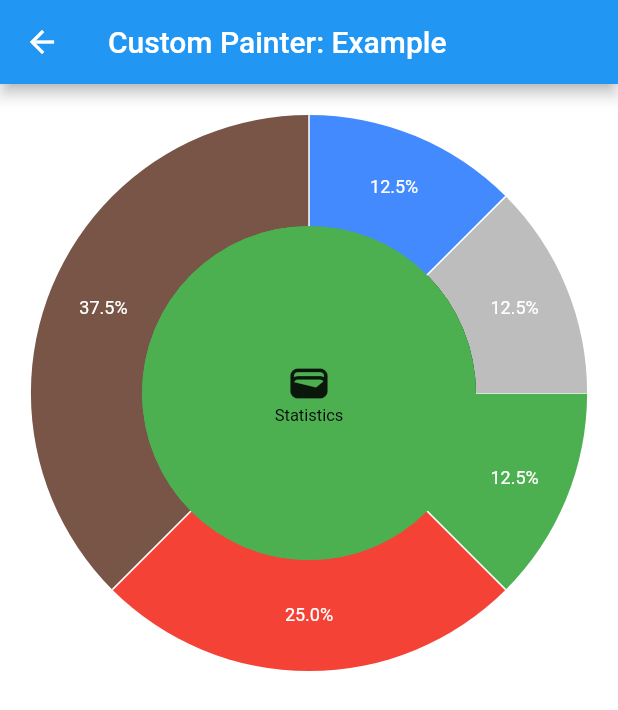
After one commit to Abdusamad98/custom_paint_course, a Flutter app: the Example10 screen opened by its route, on a phone screen of 412 x 824 dp. The commit adds this screen. Shown: the top 710 px of the screen. Run offline on Flutter 3.47's test engine with Material 2 defaults, Android fonts, the phone set to English and light mode, and no system bars.

Commit message:
add: some files added

```diff
--- a/lib/constatnts/constants.dart
+++ b/lib/constatnts/constants.dart
@@ -7,4 +7,8 @@ const String example4Route = '/example_4';
 const String example5Route = '/example_5';
 const String example6Route = '/example_6';
 const String example7Route = '/example_7';
+const String example8Route = '/example_8';
+const String example9Route = '/example_9';
+const String example10Route = '/example_10';
+const String heroAnimationScreen = '/hero_screen';
 const String testScreen = '/test_screen';
--- /dev/null
+++ b/lib/screens/example10/example_10.dart
@@ -0,0 +1,66 @@
+
+
+import 'package:custom_paint_course/widgets/donut_chart_item.dart';
+import 'package:flutter/material.dart';
+
+class Example10 extends StatefulWidget {
+  const Example10({Key? key}) : super(key: key);
+
+  @override
+  State<Example10> createState() => _Example10State();
+}
+
+class _Example10State extends State<Example10> with SingleTickerProviderStateMixin {
+  static const pal = [
+    Colors.green,
+    Colors.red,
+    Colors.brown,
+    Colors.blueAccent,
+    Colors.black26
+  ];
+  List<DataItem> dataset = [
+    DataItem(value: 0.125, color: pal[0], label: "12.5%"),
+    DataItem(value: 0.25, color: pal[1], label: "25.0%"),
+    DataItem(value: 0.375, color: pal[2], label: "37.5%"),
+    DataItem(value: 0.125, color: pal[3], label: "12.5%"),
+    DataItem(value: 0.125, color: pal[4], label: "12.5%"),
+  ];
+  @override
+  Widget build(BuildContext context) {
+    return Scaffold(
+      backgroundColor: Colors.white,
+      appBar: AppBar(
+        title: const Text("Custom Painter: Example"),
+      ),
+      body:  Stack(
+        children: [
+          DonutChartWidget(dataset: dataset),
+          Positioned(
+            top: MediaQuery.of(context).size.width / 2 - 50,
+            left: MediaQuery.of(context).size.width / 2 - 50,
+            child: SizedBox(
+              height: 100,
+              width: 100,
+              child: Column(
+                mainAxisAlignment: MainAxisAlignment.center,
+                children: const [
+                   Icon(
+                    Icons.wallet,
+                    size: 30,
+                  ),
+                  Text(
+                    "Statistics",
+                    style: TextStyle(
+                      fontSize: 11,
+                      color: Colors.black,
+                    ),
+                  )
+                ],
+              ),
+            ),
+          ),
+        ],
+      ),
+    );
+  }
+}
--- a/lib/screens/hero_animation.dart
+++ b/lib/screens/hero_animation.dart
@@ -13,7 +13,7 @@ class HeroAnimation extends StatelessWidget {
       ),
       body: Center(
         child: PhotoHero(
-          photo: 'images/chair_alpha.png',
+          photo: 'assets/images/chair_alpha.png',
           width: 300.0,
           onTap: () {
             Navigator.of(context).push(
@@ -29,7 +29,7 @@ class HeroAnimation extends StatelessWidget {
                       padding: const EdgeInsets.all(16.0),
                       alignment: Alignment.topLeft,
                       child: PhotoHero(
-                        photo: 'images/chair_alpha.png',
+                        photo: 'assets/images/chair_alpha.png',
                         width: 100.0,
                         onTap: () {
                           Navigator.of(context).pop();
--- a/lib/screens/router.dart
+++ b/lib/screens/router.dart
@@ -2,12 +2,16 @@ import 'package:custom_paint_course/constatnts/constants.dart';
 import 'package:custom_paint_course/screens/TestScreen.dart';
 import 'package:custom_paint_course/screens/example0/example_0.dart';
 import 'package:custom_paint_course/screens/example1/example_1.dart';
+import 'package:custom_paint_course/screens/example10/example_10.dart';
 import 'package:custom_paint_course/screens/example2/example_2.dart';
 import 'package:custom_paint_course/screens/example3/example_3.dart';
 import 'package:custom_paint_course/screens/example4/example_4.dart';
 import 'package:custom_paint_course/screens/example5/example_5.dart';
 import 'package:custom_paint_course/screens/example6/example_6.dart';
 import 'package:custom_paint_course/screens/example7/example_7.dart';
+import 'package:custom_paint_course/screens/example8/example_8.dart';
+import 'package:custom_paint_course/screens/example9/example_9.dart';
+import 'package:custom_paint_course/screens/hero_animation.dart';
 import 'package:custom_paint_course/screens/home_screen.dart';
 import 'package:flutter/material.dart';
 
@@ -32,9 +36,16 @@ class MyRouter {
         return MaterialPageRoute(builder: (_) => Example6());
       case example7Route:
         return MaterialPageRoute(builder: (_) => Example7());
+      case example8Route:
+        return MaterialPageRoute(builder: (_) => Example8());
+      case example9Route:
+        return MaterialPageRoute(builder: (_) => Example9());
+      case example10Route:
+        return MaterialPageRoute(builder: (_) => Example10());
       case testScreen:
         return MaterialPageRoute(builder: (_) => TestScreen());
-
+      case heroAnimationScreen:
+        return MaterialPageRoute(builder: (_) => HeroAnimation());
 
       default:
         return MaterialPageRoute(
--- /dev/null
+++ b/lib/widgets/donut_chart_item.dart
@@ -0,0 +1,183 @@
+import 'dart:async';
+import 'dart:math';
+import 'package:flutter/material.dart';
+
+class DonutChartWidget extends StatefulWidget {
+  const DonutChartWidget({Key? key, required this.dataset}) : super(key: key);
+
+  final List<DataItem> dataset;
+
+  @override
+  State<DonutChartWidget> createState() => _DonutChartWidgetState();
+}
+
+class _DonutChartWidgetState extends State<DonutChartWidget> {
+  late Timer timer;
+  double fullAngle = 0.0;
+  static const secondsToComplete = 5.0;
+
+  @override
+  void initState() {
+    super.initState();
+    timer = Timer.periodic(
+      const Duration(
+        milliseconds: 1000 ~/ 60,
+      ),
+      (timer) {
+        setState(() {
+          fullAngle += 360.0 / (secondsToComplete * 1000 ~/ 60);
+          if (fullAngle >= 360) {
+            fullAngle = 360.0;
+            timer.cancel();
+          }
+        });
+      },
+    );
+  }
+
+  @override
+  void dispose() {
+    timer.cancel();
+    super.dispose();
+  }
+
+  @override
+  Widget build(BuildContext context) {
+    return SizedBox(
+      width: double.infinity,
+      height: MediaQuery.of(context).size.width,
+      child: Center(
+        child: CustomPaint(
+          painter: DonutChartPainter(
+            dataset: widget.dataset,
+            fullAngle: fullAngle,
+          ),
+          child: Container(),
+        ),
+      ),
+    );
+  }
+}
+
+final linePaint = Paint()
+  ..color = Colors.white
+  ..strokeWidth = 1.0
+  ..style = PaintingStyle.stroke;
+
+final midPaint = Paint()
+  ..color = Colors.green
+  ..strokeWidth = 1.0
+  ..style = PaintingStyle.fill;
+
+const labelStyle = TextStyle(
+  fontSize: 12,
+  color: Colors.white,
+);
+
+class DonutChartPainter extends CustomPainter {
+  DonutChartPainter({
+    required this.dataset,
+    required this.fullAngle,
+  });
+
+  final List<DataItem> dataset;
+  final double fullAngle;
+
+  @override
+  void paint(Canvas canvas, Size size) {
+    final center = Offset(size.width / 2.0, size.width / 2);
+    final radius = size.width * 0.9;
+    final rect = Rect.fromCenter(center: center, width: radius, height: radius);
+    var startAngle = 0.0;
+    canvas.drawArc(rect, startAngle, fullAngle * pi / 180.0, true, linePaint);
+    for (var di in dataset) {
+      // draw sectors
+      final sweepAngle = di.value * fullAngle * pi / 180.0;
+      final paint = Paint()
+        ..style = PaintingStyle.fill
+        ..color = di.color;
+      canvas.drawArc(rect, startAngle, sweepAngle, true, paint);
+      //draw lines
+      final dx = radius / 2.0 * cos(startAngle);
+      final dy = radius / 2.0 * sin(startAngle);
+      final p2 = center + Offset(dx, dy);
+      canvas.drawLine(center, p2, linePaint);
+      // draw center circle
+      canvas.drawCircle(center, radius * 0.3, midPaint);
+      // draw text centered
+      drawTextCentered(canvas, center, "",
+          const TextStyle(fontSize: 18, color: Colors.black), radius * 0.6);
+      //draw Labels
+      drawLabels(
+        canvas,
+        center,
+        radius,
+        startAngle,
+        sweepAngle,
+        di.label,
+      );
+      startAngle += sweepAngle;
+    }
+  }
+
+  TextPainter measureText(
+    String s,
+    TextStyle style,
+    double maxWidth,
+    TextAlign align,
+  ) {
+    final span = TextSpan(text: s, style: style);
+    final tp = TextPainter(
+      text: span,
+      textAlign: align,
+      textDirection: TextDirection.ltr,
+    );
+
+    //ellipsis...)
+    tp.layout(minWidth: 0.0, maxWidth: maxWidth);
+    return tp;
+  }
+
+  Size drawTextCentered(
+    Canvas canvas,
+    Offset position,
+    String text,
+    TextStyle style,
+    double maxWidth,
+  ) {
+    final tp = measureText(text, style, maxWidth, TextAlign.center);
+    final pos = position + Offset(-tp.width / 2.0, -tp.height / 2.0);
+    tp.paint(canvas, pos);
+    return tp.size;
+  }
+
+  void drawLabels(
+    Canvas canvas,
+    Offset c,
+    double radius,
+    double startAngle,
+    double sweepAngle,
+    String label,
+  ) {
+    final r = radius * 0.4;
+    final dx = r * cos(startAngle + sweepAngle / 2.0);
+    final dy = r * sin(startAngle + sweepAngle / 2.0);
+    final position = c + Offset(dx, dy);
+    drawTextCentered(canvas, position, label, labelStyle, 100.0);
+  }
+
+  @override
+  bool shouldRepaint(covariant CustomPainter oldDelegate) => true;
+}
+
+class DataItem {
+  DataItem({
+    required this.value,
+    required this.color,
+    required this.label,
+  });
+
+  final double value;
+  final String label;
+  final Color color;
+}
--- a/pubspec.yaml
+++ b/pubspec.yaml
@@ -59,7 +59,9 @@ flutter:
 
   # To add assets to your application, add an assets section, like this:
   assets:
-     - images/chair_alpha.png
+     - assets/
+     - assets/images/
+     - assets/gifs/
 
 
   # An image asset can refer to one or more resolution-specific "variants", see
```
Also changed, not shown: lib/screens/example6/example_6.dart (+16 -10 lines), lib/screens/example8/example_8.dart (added, +65 -0 lines), lib/screens/example9/example_9.dart (added, +74 -0 lines), lib/screens/home_screen.dart (+18 -2 lines), assets/gifs/cubic_to.gif (added), assets/gifs/quadratic_bezier_to.gif (added), assets/images/chair_alpha.png (renamed from images/chair_alpha.png).
